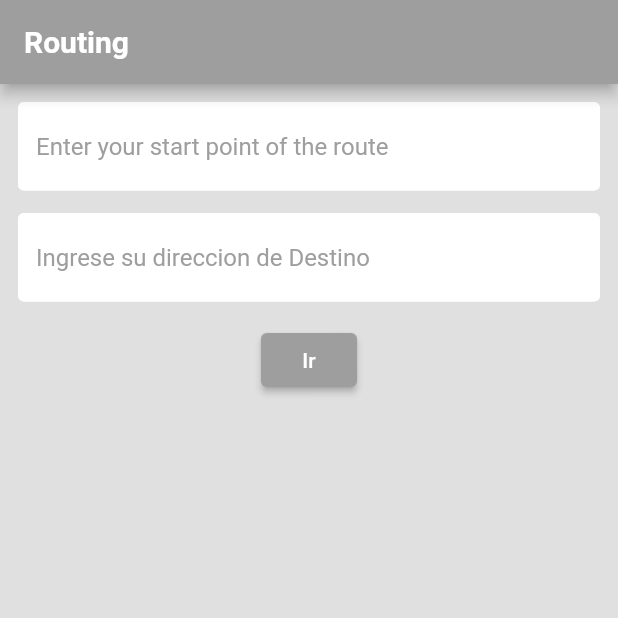
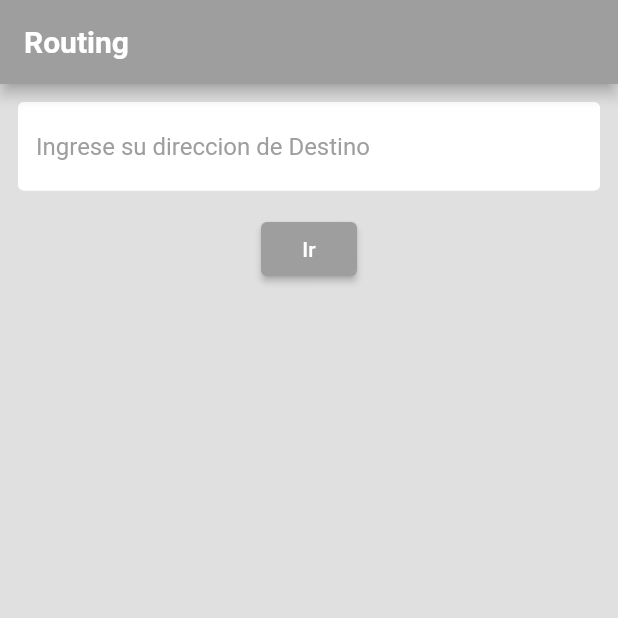
Before and after one commit to RobertoAnguloDeveloper/autonomus_app, a Flutter app: the screen it shows after launch, after a tap on "Ir", on a phone screen of 412 x 824 dp, the top half of it. Run offline on Flutter 3.47's test engine with Material 2 defaults, Android fonts, the phone set to English and light mode, and no system bars; our stand-ins replace flutter_map, geocoding, geolocator, latlong2.

Commit message:
Only end point with Current location

```diff
--- /dev/null
+++ b/lib/CurrentLocation.dart
@@ -0,0 +1,11 @@
+import 'package:geolocator/geolocator.dart';
+
+class LocationService {
+  Future<List<double>> getCurrentLocation() async {
+    final position = await Geolocator.getCurrentPosition();
+    final latitude = position.latitude;
+    final longitude = position.longitude;
+
+    return [latitude, longitude];
+  }
+}
--- a/lib/main.dart
+++ b/lib/main.dart
@@ -1,5 +1,6 @@
 import 'package:flutter/material.dart';
 import 'package:geocoding/geocoding.dart';
+import 'CurrentLocation.dart';
 import 'myInput.dart';
 import 'package:latlong2/latlong.dart';
 import 'package:flutter_map/flutter_map.dart';
@@ -7,8 +8,7 @@ import 'package:flutter_map/plugin_api.dart';
 import 'package:http/http.dart' as http;
 import 'dart:convert';
 
-
-void main(){
+void main() {
   runApp(Autonomus_app());
 }
 
@@ -24,7 +24,6 @@ class Autonomus_app extends StatelessWidget {
   }
 }
 
-
 class Home extends StatefulWidget {
   const Home({Key? key}) : super(key: key);
 
@@ -33,7 +32,8 @@ class Home extends StatefulWidget {
 }
 
 class _HomeState extends State<Home> {
-  final start = TextEditingController();
+  LocationService locationService = LocationService();
+  //final start = TextEditingController();
   final end = TextEditingController();
   bool isVisible = false;
   List<LatLng> routpoints = [LatLng(52.05884, -1.345583)];
@@ -41,7 +41,13 @@ class _HomeState extends State<Home> {
   @override
   Widget build(BuildContext context) {
     return Scaffold(
-      appBar: AppBar(title: Text('Routing', style: TextStyle(fontSize: 20, fontWeight: FontWeight.w700),),backgroundColor: Colors.grey[500],),
+      appBar: AppBar(
+        title: Text(
+          'Routing',
+          style: TextStyle(fontSize: 20, fontWeight: FontWeight.w700),
+        ),
+        backgroundColor: Colors.grey[500],
+      ),
       backgroundColor: Colors.grey[300],
       body: SafeArea(
         child: Padding(
@@ -49,61 +55,83 @@ class _HomeState extends State<Home> {
           child: SingleChildScrollView(
             child: Column(
               children: [
-                myInput(controler: start, hint: 'Enter your start point of the route'),
-                SizedBox(height: 15,),
-                myInput(controler: end, hint: 'Ingrese su direccion de Destino'),
-                SizedBox(height: 15,),
+                // myInput(
+                //     controler: start, hint: 'Ingrese su direccion de Salida'),
+                // SizedBox(
+                //   height: 15,
+                // ),
+                myInput(
+                    controler: end, hint: 'Ingrese su direccion de Destino'),
+                SizedBox(
+                  height: 15,
+                ),
                 ElevatedButton(
-                    style: ElevatedButton.styleFrom(backgroundColor: Colors.grey[500]),
-                    onPressed: () async{
-                      List<Location> start_l = await locationFromAddress(start.text);
-                      List<Location> end_l = await locationFromAddress(end.text);
+                    style: ElevatedButton.styleFrom(
+                        backgroundColor: Colors.grey[500]),
+                    onPressed: () async {
+                      List<double> startCoordinates =
+                          await locationService.getCurrentLocation();
+                      double startLatitude = startCoordinates[0];
+                      double startLongitude = startCoordinates[1];
 
-                      var v1 = start_l[0].latitude;
-                      var v2 = start_l[0].longitude;
+                      // List<Location> start_l =
+                      //     await locationFromAddress(start.text);
+                      List<Location> end_l =
+                          await locationFromAddress(end.text);
+
+                      var v1 = startLatitude;
+                      var v2 = startLongitude;
                       var v3 = end_l[0].latitude;
                       var v4 = end_l[0].longitude;
 
-
-                      var url = Uri.parse('http://router.project-osrm.org/route/v1/driving/$v2,$v1;$v4,$v3?steps=true&annotations=true&geometries=geojson&overview=full');
+                      var url = Uri.parse(
+                          'http://router.project-osrm.org/route/v1/driving/$v2,$v1;$v4,$v3?steps=true&annotations=true&geometries=geojson&overview=full');
                       var response = await http.get(url);
                       print(response.body);
                       setState(() {
                         routpoints = [];
-                        var router = jsonDecode(response.body)['routes'][0]['geometry']['coordinates'];
-                        for(int i=0; i< router.length; i++){
+                        var router = jsonDecode(response.body)['routes'][0]
+                            ['geometry']['coordinates'];
+                        for (int i = 0; i < router.length; i++) {
                           var coordinates = router[i].toString();
-                          coordinates = coordinates.replaceAll("[","");
-                          coordinates = coordinates.replaceAll("]","");
+                          coordinates = coordinates.replaceAll("[", "");
+                          coordinates = coordinates.replaceAll("]", "");
                           var lat1 = coordinates.split(',');
                           var long1 = coordinates.split(",");
-                          routpoints.add(LatLng( double.parse(lat1[1]), double.parse(long1[0])));
+                          routpoints.add(LatLng(
+                              double.parse(lat1[1]), double.parse(long1[0])));
                         }
                         isVisible = !isVisible;
                         print(routpoints);
                       });
                     },
                     child: Text('Ir')),
-                SizedBox(height: 10,),
+                SizedBox(
+                  height: 10,
+                ),
                 SizedBox(
                   height: 500,
                   width: 400,
                   child: Visibility(
                     visible: isVisible,
-                    child: FlutterMap(options:
-                        MapOptions(
-                          center: routpoints[0],
-                          zoom: 10,
-                        ),
+                    child: FlutterMap(
+                      options: MapOptions(
+                        center: routpoints[0],
+                        zoom: 10,
+                      ),
                       children: [
                         TileLayer(
-                          urlTemplate: 'https://tile.openstreetmap.org/{z}/{x}/{y}.png',
+                          urlTemplate:
+                              'https://tile.openstreetmap.org/{z}/{x}/{y}.png',
                           userAgentPackageName: 'com.example.app',
                         ),
                         PolylineLayer(
                           polylineCulling: false,
                           polylines: [
-                            Polyline(points: routpoints, color: Colors.blue, strokeWidth: 9)
+                            Polyline(
+                                points: routpoints,
+                                color: Colors.blue,
+                                strokeWidth: 9)
                           ],
                         )
                       ],
```
Also changed, not shown: lib/main-prin.dart (deleted, +0 -174 lines), lib/main2.dart (deleted, +0 -115 lines), 1 other file.
